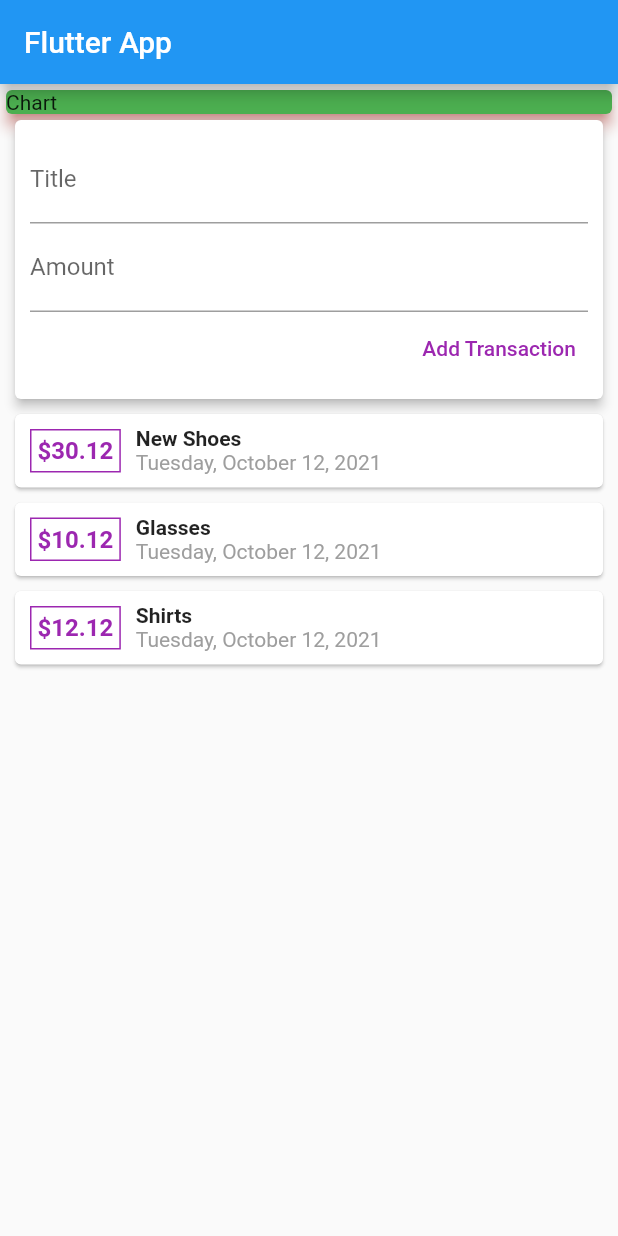
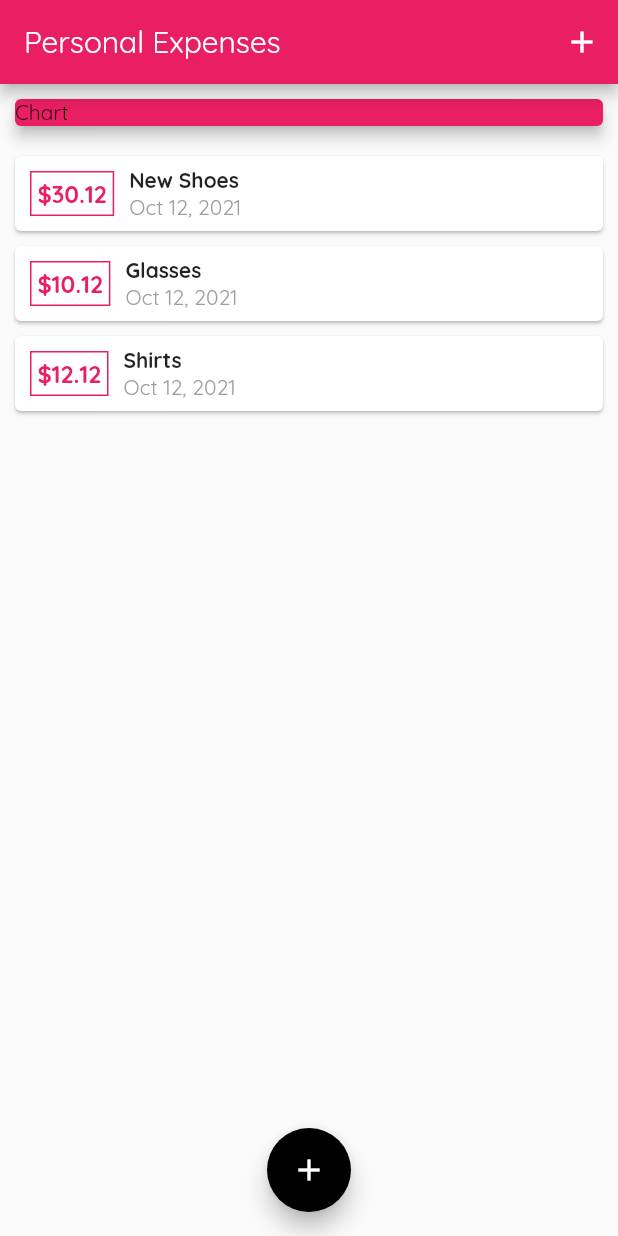
Before and after one commit to My-Personal-Flutter/Expense-Planner, a Flutter app: the screen it shows after launch, on a phone screen of 412 x 824 dp. Run offline on Flutter 3.47's test engine with Material 2 defaults, Android fonts, the phone set to English and light mode, and no system bars.

Commit message:
working on project

```diff
--- a/lib/main.dart
+++ b/lib/main.dart
@@ -1,9 +1,7 @@
 import 'package:expense_planner/models/transaction.dart';
 import 'package:expense_planner/widgets/new_transaction.dart';
 import 'package:expense_planner/widgets/transaction_list.dart';
-import 'package:expense_planner/widgets/user_transactions.dart';
 import 'package:flutter/material.dart';
-import 'package:intl/intl.dart';
 
 void main() => runApp(MyApp());
 
@@ -11,19 +9,79 @@ class MyApp extends StatelessWidget {
   @override
   Widget build(BuildContext context) {
     return MaterialApp(
-      title: 'Flutter App',
+      title: 'Personal Expenses',
       home: MyHomePage(),
+      theme: ThemeData(
+        primarySwatch: Colors.pink,
+        accentColor: Colors.black,
+        fontFamily: 'Quicksand',
+      ),
     );
   }
 }
 
-class MyHomePage extends StatelessWidget {
+class MyHomePage extends StatefulWidget {
+  @override
+  State<MyHomePage> createState() => _MyHomePageState();
+}
+
+class _MyHomePageState extends State<MyHomePage> {
+  final List<Transaction> _userTransactions = [
+    Transaction(
+      id: "t1",
+      title: "New Shoes",
+      amount: 30.12,
+      date: DateTime.now(),
+    ),
+    Transaction(
+      id: "t2",
+      title: "Glasses",
+      amount: 10.12,
+      date: DateTime.now(),
+    ),
+    Transaction(
+      id: "t2",
+      title: "Shirts",
+      amount: 12.12,
+      date: DateTime.now(),
+    ),
+  ];
+
+  void _addNewTransaction(String title, double amount) {
+    final newTx = Transaction(
+      id: DateTime.now().toString(),
+      title: title,
+      amount: amount,
+      date: DateTime.now(),
+    );
+
+    setState(() {
+      _userTransactions.add(newTx);
+    });
+  }
+
+  void _startAddNewTransactionModel(BuildContext buildContext) {
+    showModalBottomSheet(
+        context: buildContext,
+        builder: (_) {
+          return NewTransaction(
+            addTransactionFunction: _addNewTransaction,
+          );
+        });
+  }
+
   @override
   Widget build(BuildContext context) {
     return Scaffold(
         appBar: AppBar(
-        title: Text('Flutter App'),
+          title: Text('Personal Expenses'),
           centerTitle: false,
+          actions: [
+            IconButton(
+              onPressed: () => _startAddNewTransactionModel(context),
+              icon: Icon(Icons.add),
+            ),
+          ],
         ),
         body: SingleChildScrollView(
           child: Column(
@@ -31,18 +89,30 @@ class MyHomePage extends StatelessWidget {
             crossAxisAlignment: CrossAxisAlignment.stretch,
             children: <Widget>[
               Card(
-              shadowColor: Colors.red,
-              color: Colors.green,
+                shadowColor: Theme.of(context).shadowColor,
+                color: Theme.of(context).primaryColor,
                 elevation: 4,
+                margin:
+                    EdgeInsets.only(top: 10, bottom: 20, left: 10, right: 10),
                 child: Container(
                   width: double.infinity,
-                child: Text("Chart"),
+                  child: Text(
+                    "Chart",
                   ),
                 ),
-            UserTransactions()
+              ),
+              TransactionList(
+                transactions: _userTransactions,
+              )
             ],
           ),
         ),
-    );
+        floatingActionButtonLocation: FloatingActionButtonLocation.centerFloat,
+        floatingActionButton: FloatingActionButton(
+          onPressed: () => _startAddNewTransactionModel(context),
+          child: Icon(
+            Icons.add,
+          ),
+        ));
   }
 }
--- a/lib/widgets/transaction_list.dart
+++ b/lib/widgets/transaction_list.dart
@@ -26,15 +26,15 @@ class TransactionList extends StatelessWidget {
                   ),
                   decoration: BoxDecoration(
                     border: Border.all(
-                      color: Colors.purple,
+                      color: Theme.of(context).primaryColor,
                       width: 1,
                     ),
                   ),
                   padding: EdgeInsets.all(4),
                   child: Text(
-                    "\$${transactions[index].amount}",
+                    "\$${transactions[index].amount.toStringAsFixed(2)}",
                     style: TextStyle(
-                      color: Colors.purple,
+                      color: Theme.of(context).primaryColor,
                       fontWeight: FontWeight.bold,
                       fontSize: 16,
                     ),
@@ -51,7 +51,7 @@ class TransactionList extends StatelessWidget {
                       ),
                     ),
                     Text(
-                      DateFormat.yMMMMEEEEd().format(transactions[index].date),
+                      DateFormat.yMMMd().format(transactions[index].date),
                       style: TextStyle(
                         color: Colors.grey,
                       ),
--- a/lib/widgets/user_transactions.dart
+++ /dev/null
@@ -1,60 +0,0 @@
-import 'package:expense_planner/models/transaction.dart';
-import 'package:expense_planner/widgets/transaction_list.dart';
-import 'package:flutter/material.dart';
-
-import 'new_transaction.dart';
-
-class UserTransactions extends StatefulWidget {
-  @override
-  _UserTransactionsState createState() => _UserTransactionsState();
-}
-
-class _UserTransactionsState extends State<UserTransactions> {
-  final List<Transaction> _userTransactions = [
-    Transaction(
-      id: "t1",
-      title: "New Shoes",
-      amount: 30.12,
-      date: DateTime.now(),
-    ),
-    Transaction(
-      id: "t2",
-      title: "Glasses",
-      amount: 10.12,
-      date: DateTime.now(),
-    ),
-    Transaction(
-      id: "t2",
-      title: "Shirts",
-      amount: 12.12,
-      date: DateTime.now(),
-    ),
-  ];
-
-  void _addNewTransaction(String title, double amount) {
-    final newTx = Transaction(
-      id: DateTime.now().toString(),
-      title: title,
-      amount: amount,
-      date: DateTime.now(),
-    );
-
-    setState(() {
-      _userTransactions.add(newTx);
-    });
-  }
-
-  @override
-  Widget build(BuildContext context) {
-    return Column(
-      children: [
-        NewTransaction(
-          addTransactionFunction: _addNewTransaction,
-        ),
-        TransactionList(
-          transactions: _userTransactions,
-        )
-      ],
-    );
-  }
-}
```
Also changed, not shown: lib/widgets/new_transaction.dart (+35 -12 lines), pubspec.yaml (+11 -11 lines), assets/extra.txt (added), assets/fonts/OpenSans-Bold.ttf (added), assets/fonts/OpenSans-Regular.ttf (added), assets/fonts/Quicksand-Bold.ttf (added), assets/fonts/Quicksand-Light.ttf (added), assets/fonts/Quicksand-Medium.ttf (added), assets/fonts/Quicksand-Regular.ttf (added), 2 other files. Lines whose indentation alone changed are shown as unchanged.
